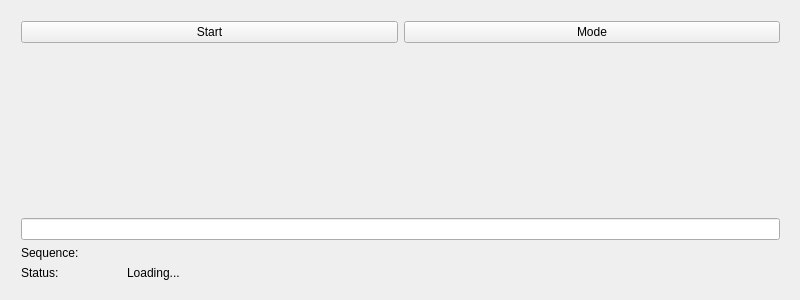
hardaker/CuteCW, file MainWindow.ui: the form before one commit.
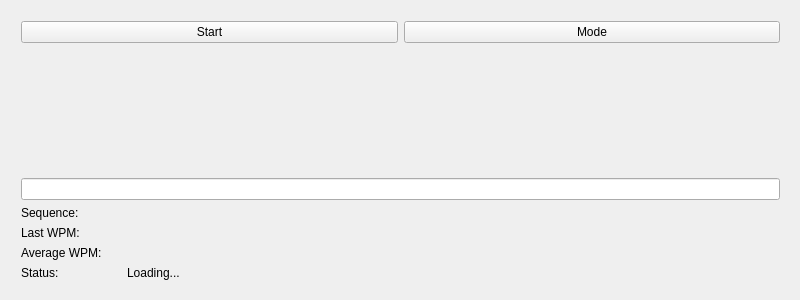
The form after the commit.

The edit to the form file:
```diff
--- a/MainWindow.ui
+++ b/MainWindow.ui
@@ -100,6 +100,78 @@
        </item>
       </layout>
      </item>
+     <item>
+      <layout class="QHBoxLayout" name="horizontalLayout_4">
+       <item>
+        <widget class="QLabel" name="label_3">
+         <property name="sizePolicy">
+          <sizepolicy hsizetype="Minimum" vsizetype="Preferred">
+           <horstretch>0</horstretch>
+           <verstretch>0</verstretch>
+          </sizepolicy>
+         </property>
+         <property name="minimumSize">
+          <size>
+           <width>100</width>
+           <height>0</height>
+          </size>
+         </property>
+         <property name="text">
+          <string>Last WPM:</string>
+         </property>
+        </widget>
+       </item>
+       <item>
+        <widget class="QLabel" name="lastwpm">
+         <property name="sizePolicy">
+          <sizepolicy hsizetype="MinimumExpanding" vsizetype="Preferred">
+           <horstretch>0</horstretch>
+           <verstretch>0</verstretch>
+          </sizepolicy>
+         </property>
+         <property name="text">
+          <string/>
+         </property>
+        </widget>
+       </item>
+      </layout>
+     </item>
+     <item>
+      <layout class="QHBoxLayout" name="horizontalLayout_6">
+       <item>
+        <widget class="QLabel" name="label_2">
+         <property name="sizePolicy">
+          <sizepolicy hsizetype="Minimum" vsizetype="Preferred">
+           <horstretch>0</horstretch>
+           <verstretch>0</verstretch>
+          </sizepolicy>
+         </property>
+         <property name="minimumSize">
+          <size>
+           <width>100</width>
+           <height>0</height>
+          </size>
+         </property>
+         <property name="text">
+          <string>Average WPM:</string>
+         </property>
+        </widget>
+       </item>
+       <item>
+        <widget class="QLabel" name="avewpm">
+         <property name="sizePolicy">
+          <sizepolicy hsizetype="MinimumExpanding" vsizetype="Preferred">
+           <horstretch>0</horstretch>
+           <verstretch>0</verstretch>
+          </sizepolicy>
+         </property>
+         <property name="text">
+          <string/>
+         </property>
+        </widget>
+       </item>
+      </layout>
+     </item>
      <item>
       <layout class="QHBoxLayout" name="horizontalLayout_2">
        <property name="sizeConstraint">
```
